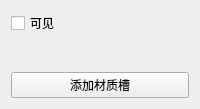
Before: the Qt Designer form GameSprout/View/SceneObjectUI/MeshRendererComponentEditor.ui in Heroinaddicts/G-Foundation, drawn with Qt 5.
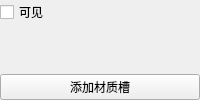
After: the same form once the commit is applied. Custom widgets are drawn as their Qt base class.

The edit to the form file:
```diff
--- a/GameSprout/View/SceneObjectUI/MeshRendererComponentEditor.ui
+++ b/GameSprout/View/SceneObjectUI/MeshRendererComponentEditor.ui
@@ -3,6 +3,10 @@
  <class>MeshRendererComponentEditorForm</class>
  <widget class="QWidget" name="MeshRendererComponentEditorForm">
   <layout class="QVBoxLayout" name="formLayout">
+   <property name="leftMargin"><number>0</number></property>
+   <property name="topMargin"><number>0</number></property>
+   <property name="rightMargin"><number>0</number></property>
+   <property name="bottomMargin"><number>0</number></property>
    <item><widget class="QCheckBox" name="rendererVisibleCheck"><property name="text"><string>可见</string></property></widget></item>
    <item><widget class="RendererShadowControls" name="rendererShadows"/></item>
    <item><widget class="QWidget" name="materialSlotsHost">
```
